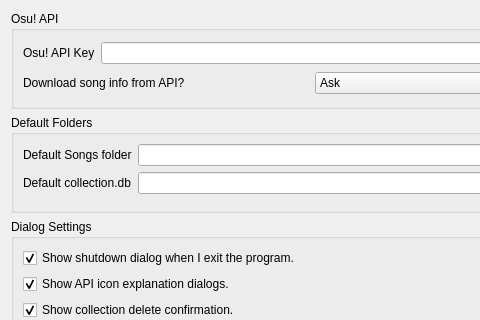
Above: ui_designs/settings.ui from Kurocon/Osu-Collections-Editor before the change; both pictures show x 0 to 480 and y 0 to 320 of the 624 by 423 pixel window. Below: the same form after it.
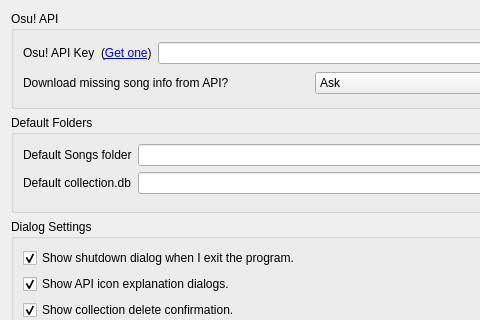
That is the form after the change. Icons and pictures are not drawn.

Commit message: Added download buttons for songs matched with API to download the map in the right-click menu and an overview of missing maps to the Tools menu. Specifics below:

Diff of the .ui file:
```diff
--- a/ui_designs/settings.ui
+++ b/ui_designs/settings.ui
@@ -44,6 +44,16 @@
             </property>
            </widget>
           </item>
+          <item>
+           <widget class="QLabel" name="api_key_get_link">
+            <property name="text">
+             <string>&lt;html&gt;&lt;head/&gt;&lt;body&gt;&lt;p&gt;(&lt;a href=&quot;https://osu.ppy.sh/p/api&quot;&gt;&lt;span style=&quot; text-decoration: underline; color:#0000ff;&quot;&gt;Get one&lt;/span&gt;&lt;/a&gt;)&lt;/p&gt;&lt;/body&gt;&lt;/html&gt;</string>
+            </property>
+            <property name="openExternalLinks">
+             <bool>true</bool>
+            </property>
+           </widget>
+          </item>
           <item>
            <widget class="QLineEdit" name="api_key_line"/>
           </item>
@@ -54,7 +64,7 @@
           <item>
            <widget class="QLabel" name="download_api_label">
             <property name="text">
-             <string>Download song info from API?</string>
+             <string>Download missing song info from API?</string>
             </property>
            </widget>
           </item>
```
Left out of the diff: 9 changed lines with no effect on the pictures. The commit also changes 13 other files.
